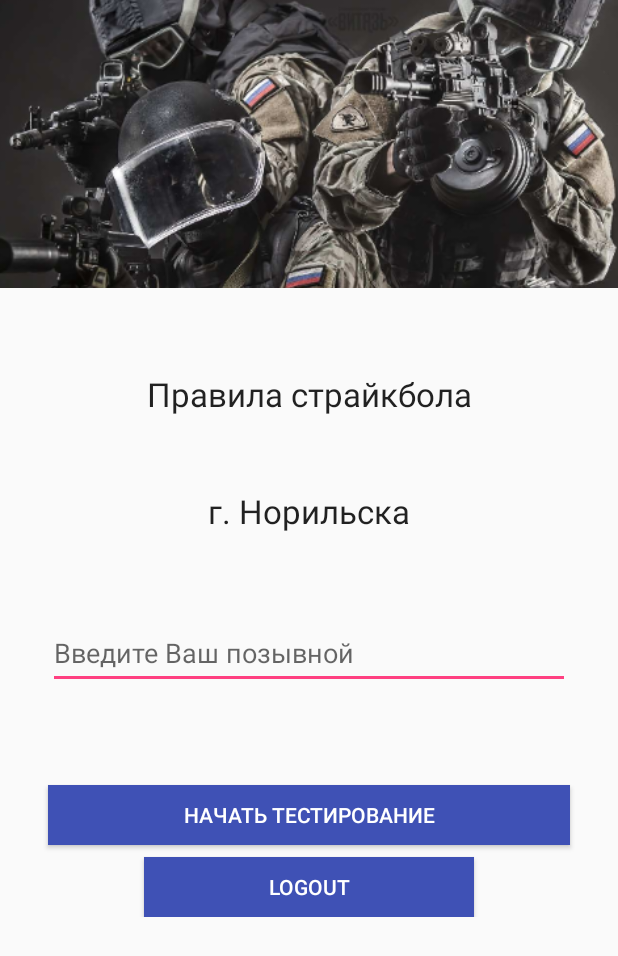
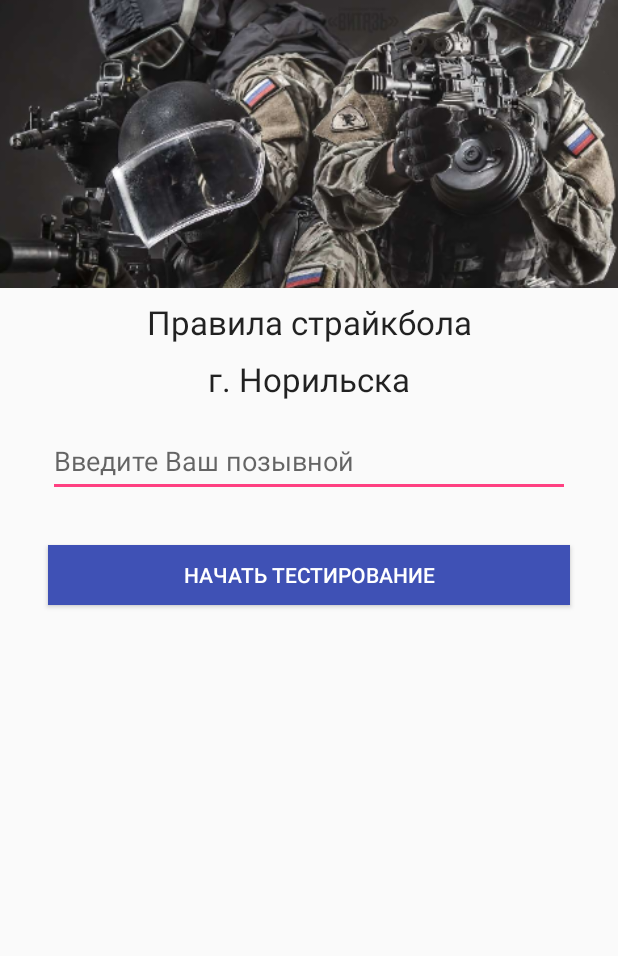
Before and after one commit to RealNigma/StrikeballRules, an Android app: the screen it shows after launch (MainActivity), on a phone screen of 412 x 824 dp. Shown: the top 956 px of the screen. Run offline under Robolectric (Android 15) with nearby library versions, the phone set to English and light mode, and no system bars; our stand-ins replace Firebase (no records; nobody signed in at launch, a user with empty details on screens opened directly); libraries missing offline, so code that uses them is left out: com.firebase.ui.

Commit message:
Настроил menu. Осталось добавить его отображение на Collapsed Menu

```diff
--- a/app/src/main/res/layout/content_main.xml
+++ b/app/src/main/res/layout/content_main.xml
@@ -27,15 +27,17 @@
                 android:id="@+id/app_bar_image"
                 android:layout_width="match_parent"
                 android:layout_height="match_parent"
+                android:contentDescription="Stikeball Rules"
+
                 android:scaleType="centerCrop"
-
                 android:src="@mipmap/logo"
                 app:layout_collapseMode="parallax" />
 
             <androidx.appcompat.widget.Toolbar
                 android:id="@+id/toolbar"
                 android:layout_width="match_parent"
-                android:layout_height="?attr/actionBarSize" />
+                android:layout_height="?attr/actionBarSize"
+                android:visibility="gone" />
 
         </com.google.android.material.appbar.CollapsingToolbarLayout>
     </com.google.android.material.appbar.AppBarLayout>
@@ -61,6 +63,7 @@
                 android:layout_height="40dp"
                 android:layout_marginStart="32dp"
                 android:layout_marginLeft="32dp"
+                android:layout_marginTop="32dp"
                 android:layout_marginEnd="32dp"
                 android:layout_marginRight="32dp"
                 android:background="@color/colorPrimary"
@@ -69,13 +72,12 @@
                 android:paddingRight="16dp"
                 android:text="@string/start_button"
                 android:textColor="@android:color/white"
-                app:layout_constraintBottom_toBottomOf="parent"
                 app:layout_constraintEnd_toEndOf="parent"
                 app:layout_constraintStart_toStartOf="parent"
                 app:layout_constraintTop_toBottomOf="@+id/nameText" />
 
             <Button
-                android:id="@+id/startButton2"
+                android:id="@+id/logoutButton"
                 android:layout_width="match_parent"
                 android:layout_height="40dp"
                 android:layout_marginStart="96dp"
@@ -89,7 +91,7 @@
                 android:paddingRight="16dp"
                 android:text="@string/logout_button"
                 android:textColor="@android:color/white"
-                android:visibility="visible"
+                android:visibility="invisible"
                 app:layout_constraintBottom_toBottomOf="parent"
                 app:layout_constraintEnd_toEndOf="parent"
                 app:layout_constraintStart_toStartOf="parent"
@@ -101,7 +103,7 @@
                 android:layout_height="48dp"
                 android:layout_marginStart="32dp"
                 android:layout_marginLeft="32dp"
-                android:layout_marginTop="8dp"
+                android:layout_marginTop="16dp"
                 android:layout_marginEnd="32dp"
                 android:layout_marginRight="32dp"
                 android:layout_marginBottom="16dp"
@@ -123,9 +125,11 @@
                 android:layout_marginTop="8dp"
                 android:layout_marginEnd="64dp"
                 android:layout_marginRight="64dp"
+                android:layout_marginBottom="8dp"
                 android:shadowDy="2"
                 android:text="@string/start_title"
                 android:textAppearance="@style/TextAppearance.AppCompat.Large"
+                android:visibility="visible"
                 app:layout_constraintBottom_toTopOf="@+id/titleText2"
                 app:layout_constraintEnd_toEndOf="parent"
                 app:layout_constraintStart_toStartOf="parent"
@@ -141,6 +145,7 @@
                 android:layout_marginRight="64dp"
                 android:text="@string/start_title2"
                 android:textAppearance="@style/TextAppearance.AppCompat.Large"
+                android:visibility="visible"
                 app:layout_constraintBottom_toTopOf="@+id/nameText"
                 app:layout_constraintEnd_toEndOf="parent"
                 app:layout_constraintStart_toStartOf="parent"
--- a/app/src/main/res/menu/menu_main.xml
+++ b/app/src/main/res/menu/menu_main.xml
@@ -6,5 +6,9 @@
         android:id="@+id/action_settings"
         android:orderInCategory="100"
         android:title="@string/action_settings"
+        android:visible="false"
         app:showAsAction="never" />
+    <item
+        android:id="@+id/logout"
+        android:title="@string/logout_button" />
 </menu>
--- a/app/src/main/res/values/colors.xml
+++ b/app/src/main/res/values/colors.xml
@@ -7,5 +7,12 @@
     <!-- Цвета по умолчанию
     <color name="colorPrimary">#008577</color>
     <color name="colorPrimaryDark">#00574B</color>
-    <color name="colorAccent">#D81B60</color>-->
+    <color name="colorAccent">#D81B60</color>
+
+    Старый синий
+
+    <color name="colorPrimary">#3F51B5</color>
+    <color name="colorPrimaryDark">#303F9F</color>
+    <color name="colorAccent">#FF4081</color>
+    -->
 </resources>
--- a/app/src/main/res/values/strings.xml
+++ b/app/src/main/res/values/strings.xml
@@ -2,7 +2,7 @@
     <string name="app_name">Правила страйкбола</string>
     <string name="action_settings">Настройки</string>
     <string name="accept_button">Далее</string>
-    <string name="logout_button">Logout</string>
+    <string name="logout_button">Выйти из аккаунта</string>
     <string name="start_button">Начать тестирование</string>
     <string name="name_hint">Введите Ваш позывной</string>
     <string name="start_title">Правила страйкбола</string>
--- a/app/src/main/res/values/styles.xml
+++ b/app/src/main/res/values/styles.xml
@@ -9,7 +9,7 @@
     </style>
 
     <style name="AppTheme.NoActionBar">
-        <item name="windowActionBar">false</item>
+        <item name="windowActionBar">true</item>
         <item name="windowNoTitle">true</item>
     </style>
 
```
Also changed, not shown: app/src/main/java/com/realnigma/strikeballrules/MainActivity.java (+33 -3 lines).
